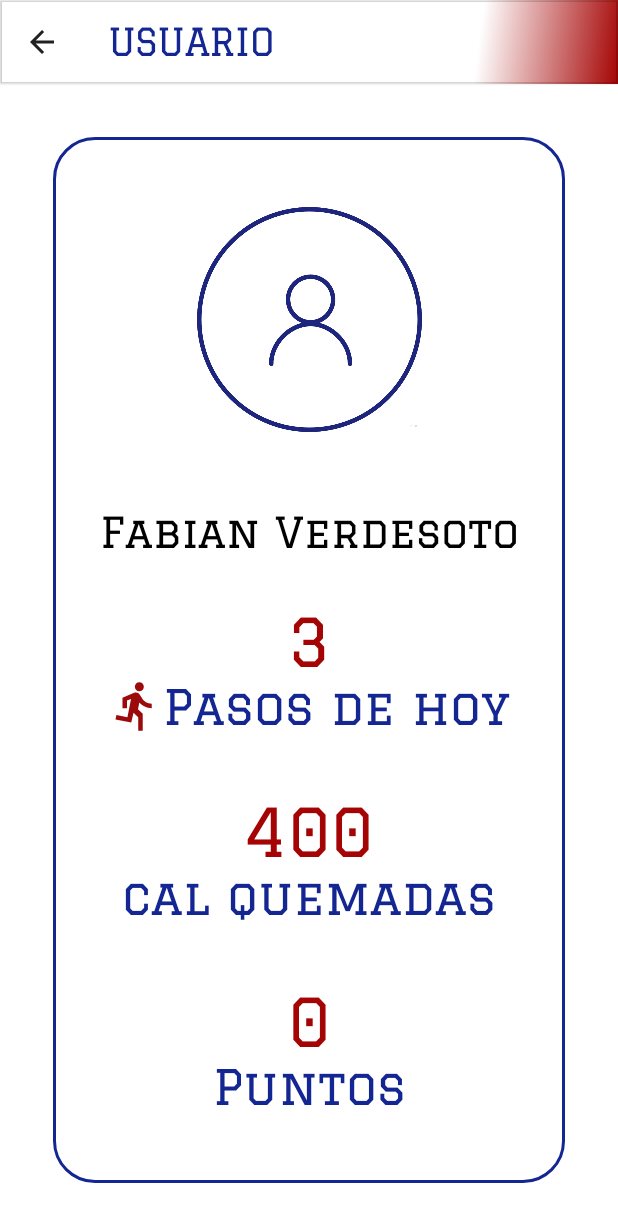
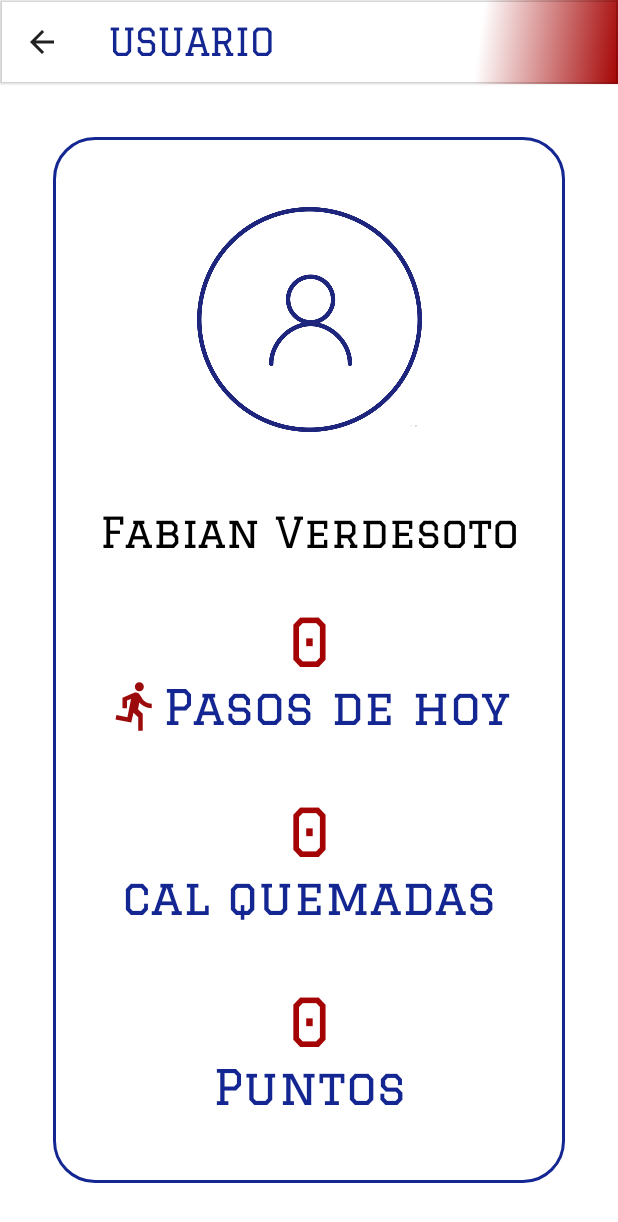
Before and after one commit to FabianeloV/Slan2023App, an Android app built with Jetpack Compose: the UserScreen screen opened through its navigation route, on a phone screen of 412 x 824 dp. Shown: the top 1222 px of the screen. Run offline under Robolectric (Android 15) with nearby library versions, the phone set to English and light mode, and no system bars; our stand-ins replace Firebase (no records; nobody signed in at launch, a user with empty details on screens opened directly).

Commit message:
06/06/2023

```diff
--- a/app/build.gradle
+++ b/app/build.gradle
@@ -72,4 +72,8 @@ dependencies {
     implementation 'com.google.android.gms:play-services-auth:20.5.0'
     implementation 'com.google.maps.android:maps-compose:2.11.2'
     implementation 'com.google.android.gms:play-services-maps:18.1.0'
+
+    //Activity recognition
+    implementation 'com.google.android.gms:play-services-location:19.0.1'
+
 }
--- a/app/src/main/java/com/example/prototiposlan/StepsPerDay.kt
+++ b/app/src/main/java/com/example/prototiposlan/DaysViewModel.kt
@@ -1,9 +1,10 @@
 package com.example.prototiposlan
 
 import android.icu.util.Calendar
+import androidx.compose.runtime.mutableStateOf
 import androidx.lifecycle.ViewModel
 
-class StepsPerDay : ViewModel() {
+class DaysViewModel : ViewModel() {
     fun dayOfTheWeek(): Int {
         val calendar = Calendar.getInstance()
         return when (calendar.get(Calendar.DAY_OF_WEEK)) {
@@ -17,4 +18,6 @@ class StepsPerDay : ViewModel() {
             else -> 0
         }
     }
+
+    val stepCounter = mutableStateOf(0)
 }
--- a/app/src/main/java/com/example/prototiposlan/MainActivity.kt
+++ b/app/src/main/java/com/example/prototiposlan/MainActivity.kt
@@ -1,33 +1,97 @@
 package com.example.prototiposlan
 
+import android.annotation.SuppressLint
+import android.content.Context
+import android.content.pm.PackageManager
+import android.hardware.Sensor
+import android.hardware.SensorEvent
+import android.hardware.SensorEventListener
+import android.hardware.SensorManager
+import android.os.Build
 import android.os.Bundle
+import android.widget.Toast
 import androidx.activity.ComponentActivity
 import androidx.activity.compose.setContent
 import androidx.compose.runtime.Composable
+import androidx.core.app.ActivityCompat
+import androidx.core.content.ContextCompat
 import androidx.navigation.compose.NavHost
 import androidx.navigation.compose.composable
 import androidx.navigation.compose.rememberNavController
-import com.example.prototiposlan.screens.*
+import com.example.prototiposlan.screens.ForumScreen
+import com.example.prototiposlan.screens.HomeScreen
+import com.example.prototiposlan.screens.LoginScreen
+import com.example.prototiposlan.screens.MapScreen
+import com.example.prototiposlan.screens.RegisterScreen
+import com.example.prototiposlan.screens.Splash
+import com.example.prototiposlan.screens.UserScreen
 
+class MainActivity : ComponentActivity(), SensorEventListener {
 
-class MainActivity : ComponentActivity() {
+    private var sensorManager:SensorManager?=null
+    private var running = false
+    private var steps = 0f
+    private val code = 100
+    private val daysViewModel = DaysViewModel()
+    private val runningQOrLater = Build.VERSION.SDK_INT >= Build.VERSION_CODES.Q
+
     override fun onCreate(savedInstanceState: Bundle?) {
         super.onCreate(savedInstanceState)
         setContent {
-            Main()
+            Main(daysViewModel.stepCounter.value)
+        }
+        if (isPermissionGranted()) {
+            requestPermission()
+        }
+        sensorManager = getSystemService(Context.SENSOR_SERVICE) as SensorManager
+    }
+    override fun onResume() {
+        super.onResume()
+        running = true
+        val stepSensor = sensorManager?.getDefaultSensor(Sensor.TYPE_STEP_COUNTER)
+
+        if (stepSensor == null){
+            Toast.makeText(this, "No se detecta un sensor de pasos",Toast.LENGTH_SHORT).show()
+        }else{
+            sensorManager?.registerListener(this,stepSensor, SensorManager.SENSOR_DELAY_FASTEST)
         }
     }
+
+    override fun onSensorChanged(event: SensorEvent?) {
+        if (running){
+            steps = event!!.values[0]
+            daysViewModel.stepCounter.value = steps.toInt()
+        }
+    }
+    override fun onAccuracyChanged(sensor: Sensor?, accuracy: Int) {}
+    @SuppressLint("InlinedApi")
+    private fun requestPermission() {
+        if (runningQOrLater) {
+            ActivityCompat.requestPermissions(
+                this,
+                arrayOf(android.Manifest.permission.ACTIVITY_RECOGNITION),
+                code
+            )
+        }
+    }
+    @SuppressLint("InlinedApi")
+    private fun isPermissionGranted(): Boolean {
+        return ContextCompat.checkSelfPermission(
+            this,
+            android.Manifest.permission.ACTIVITY_RECOGNITION
+        ) != PackageManager.PERMISSION_GRANTED
+    }
+
 }
-
 @Composable
-fun Main(){
+fun Main(steps:Int){
     val navController = rememberNavController()
     NavHost(navController = navController, startDestination = "SplashScreen"){
         composable(route = "SplashScreen"){ Splash(navController)}
         composable(route = "LoginScreen"){ LoginScreen(navController)}
         composable(route = "RegisterScreen"){ RegisterScreen(navController)}
         composable(route = "HomeScreen"){ HomeScreen(navController)}
-        composable(route = "UserScreen"){ UserScreen(navController)}
+        composable(route = "UserScreen"){ UserScreen(navController, steps)}
         composable(route = "ForumScreen"){ ForumScreen(navController)}
         composable(route= "MapScreen"){ MapScreen(navController)}
     }
--- a/app/src/main/java/com/example/prototiposlan/screens/LatMenuScreens.kt
+++ b/app/src/main/java/com/example/prototiposlan/screens/LatMenuScreens.kt
@@ -21,5 +21,5 @@ sealed class LatMenuScreens(val icon:Int,val title:String, val route:String) {
 
     object Mapa : LatMenuScreens(R.drawable.baseline_map_24, "MAPA", "MapScreen")
 
-    object Plantas : LatMenuScreens(R.drawable.baseline_alt_route_24,"PLANTAS","")
+    object Plantas : LatMenuScreens(R.drawable.baseline_alt_route_24,"FLORA Y FAUNA","")
 }
--- a/app/src/main/java/com/example/prototiposlan/screens/UserScreen.kt
+++ b/app/src/main/java/com/example/prototiposlan/screens/UserScreen.kt
@@ -9,6 +9,9 @@ import androidx.compose.material.*
 import androidx.compose.material.icons.Icons
 import androidx.compose.material.icons.outlined.ArrowBack
 import androidx.compose.runtime.Composable
+import androidx.compose.runtime.getValue
+import androidx.compose.runtime.mutableStateOf
+import androidx.compose.runtime.remember
 import androidx.compose.ui.Alignment
 import androidx.compose.ui.Modifier
 import androidx.compose.ui.graphics.Brush
@@ -18,17 +21,17 @@ import androidx.compose.ui.unit.dp
 import androidx.compose.ui.unit.sp
 import androidx.navigation.NavController
 import com.example.prototiposlan.R
-import com.example.prototiposlan.StepsPerDay
+import com.example.prototiposlan.DaysViewModel
 import com.example.prototiposlan.ui.theme.Shapes
 import com.example.prototiposlan.ui.theme.darkblue
 import com.example.prototiposlan.ui.theme.darkred
 import com.example.prototiposlan.ui.theme.graduateFont
 
 @Composable
-fun UserScreen(navController: NavController, viewModel: StepsPerDay = androidx.lifecycle.viewmodel.compose.viewModel()) {
+fun UserScreen(navController: NavController, Steps: Int,viewModel: DaysViewModel = androidx.lifecycle.viewmodel.compose.viewModel()) {
     Scaffold(
         topBar = { GeneralTopBar(title = "USUARIO", navController = navController) },
-        content = ({ UserContent(viewModel) })
+        content = ({ UserContent(viewModel, Steps) })
     )
 }
 @Composable
@@ -59,7 +62,10 @@ fun GeneralTopBar(title: String, navController: NavController) {
     )
 }
 @Composable
-fun UserContent(viewModel: StepsPerDay) {
+fun UserContent(viewModel: DaysViewModel, Steps:Int) {
+    val steps by remember { mutableStateOf(Steps) }
+    val calories by remember { mutableStateOf(steps*0.04) }
+
     Column(
         verticalArrangement = Arrangement.Center,
         horizontalAlignment = Alignment.CenterHorizontally,
@@ -79,13 +85,13 @@ fun UserContent(viewModel: StepsPerDay) {
 
         Spacer(modifier = Modifier.padding(16.dp))
 
-        GenericUserNumber(number = viewModel.dayOfTheWeek(), fontSize = 44, color = darkred)
+        GenericUserNumber(number = steps, fontSize = 44, color = darkred)
 
         RowWithIcon()
 
         Spacer(modifier = Modifier.padding(20.dp))
 
-        GenericUserNumber(number = 400, fontSize = 44, color = darkred)
+        GenericUserNumber(number = calories.toInt(), fontSize = 44, color = darkred)
 
         GenericUserText(text = "cal quemadas", fontSize = 32, color = darkblue)
 
```
Also changed, not shown: app/src/main/AndroidManifest.xml (+5 -4 lines), app/src/main/java/com/example/prototiposlan/screens/ChallengeScreen.kt (added, +23 -0 lines).
